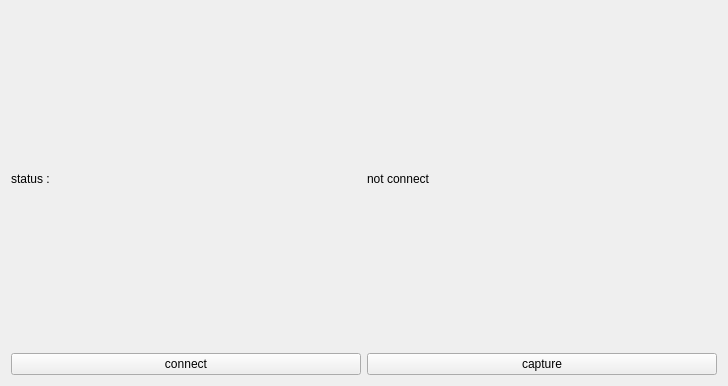
The window that widget.ui (elieeeed/voiceChat) describes before a commit, drawn with Qt 5.
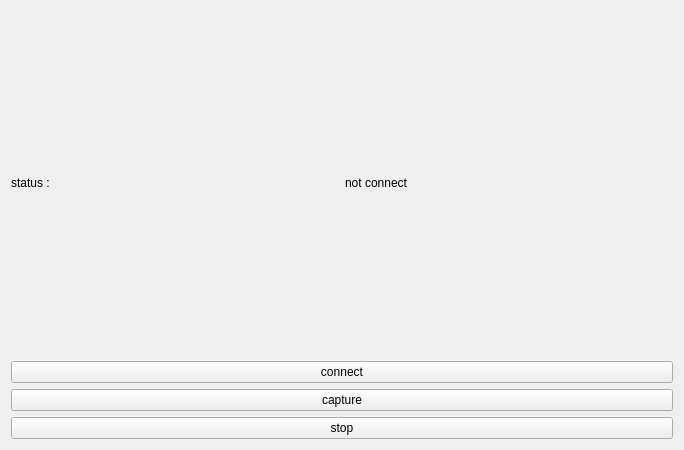
The same window after the commit.

```diff
--- a/widget.ui
+++ b/widget.ui
@@ -6,8 +6,8 @@
    <rect>
     <x>0</x>
     <y>0</y>
-    <width>728</width>
-    <height>386</height>
+    <width>684</width>
+    <height>450</height>
    </rect>
   </property>
   <property name="windowTitle">
@@ -15,7 +15,7 @@
   </property>
   <layout class="QVBoxLayout" name="verticalLayout">
    <item>
-    <layout class="QHBoxLayout" name="horizontalLayout">
+    <layout class="QHBoxLayout" name="horizontalLayout_2">
      <item>
       <widget class="QLabel" name="status">
        <property name="text">
@@ -33,7 +33,7 @@
     </layout>
    </item>
    <item>
-    <layout class="QHBoxLayout" name="horizontalLayout_2">
+    <layout class="QVBoxLayout" name="verticalLayout_2">
      <item>
       <widget class="QPushButton" name="connectBtn">
        <property name="text">
@@ -48,6 +48,13 @@
        </property>
       </widget>
      </item>
+     <item>
+      <widget class="QPushButton" name="stopBtn">
+       <property name="text">
+        <string>stop</string>
+       </property>
+      </widget>
+     </item>
     </layout>
    </item>
   </layout>
```
